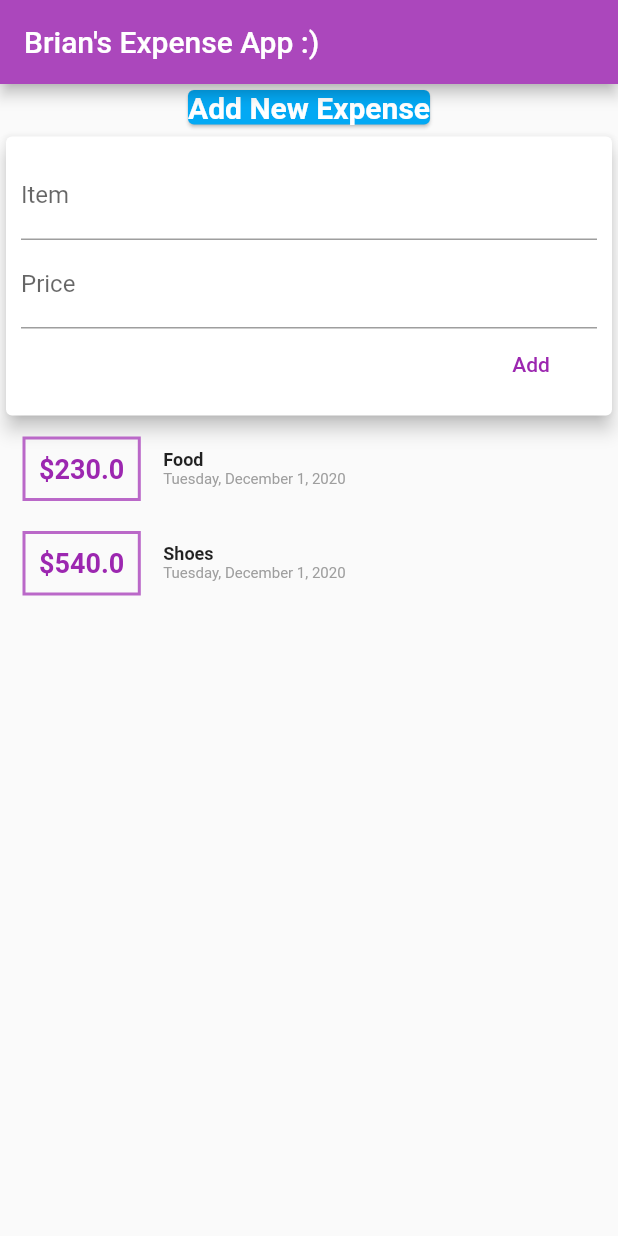
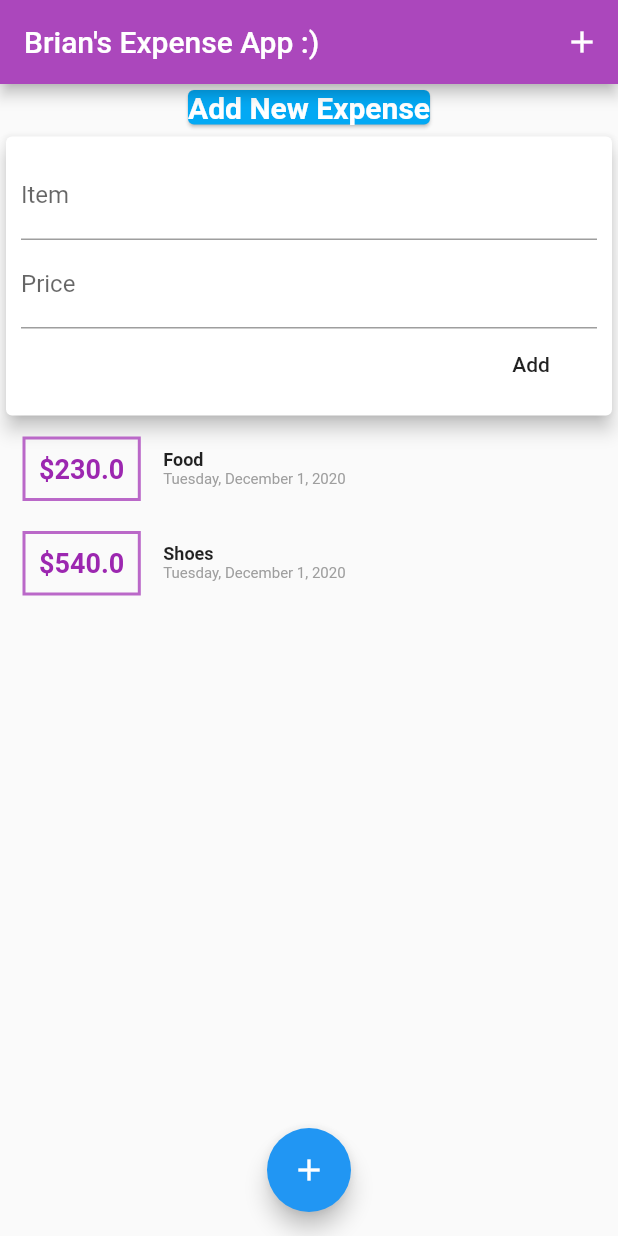
Before and after one commit to Brayahn/expenses, a Flutter app: the screen it shows after launch, on a phone screen of 412 x 824 dp. Run offline on Flutter 3.47's test engine with Material 2 defaults, Android fonts, the phone set to English and light mode, and no system bars.

Commit message:
Floating Button Added

```diff
--- a/lib/main.dart
+++ b/lib/main.dart
@@ -27,6 +27,12 @@ class myHome extends StatelessWidget {
           "Brian's Expense App :)",
           style: TextStyle(color: Colors.white),
         ),
+        actions: <Widget>[
+          IconButton(
+            icon: Icon(Icons.add),
+            onPressed: () {},
+          )
+        ],
         backgroundColor: Colors.purple[400],
       ),
       body: SingleChildScrollView(
@@ -47,6 +53,11 @@ class myHome extends StatelessWidget {
           ],
         ),
       ),
+      floatingActionButtonLocation: FloatingActionButtonLocation.centerFloat,
+      floatingActionButton: FloatingActionButton(
+        child: Icon(Icons.add),
+        onPressed: () {},
+      ),
     );
   }
 }
--- a/lib/widgets/new_transaction.dart
+++ b/lib/widgets/new_transaction.dart
@@ -52,7 +52,7 @@ class NewTransaction extends StatelessWidget {
                 FlatButton(
                   onPressed: submitData,
                   child: Text("Add"),
-                  textColor: Colors.purple,
+                  textColor: Colors.purpleAccent[500],
                 )
               ],
             ),
```
